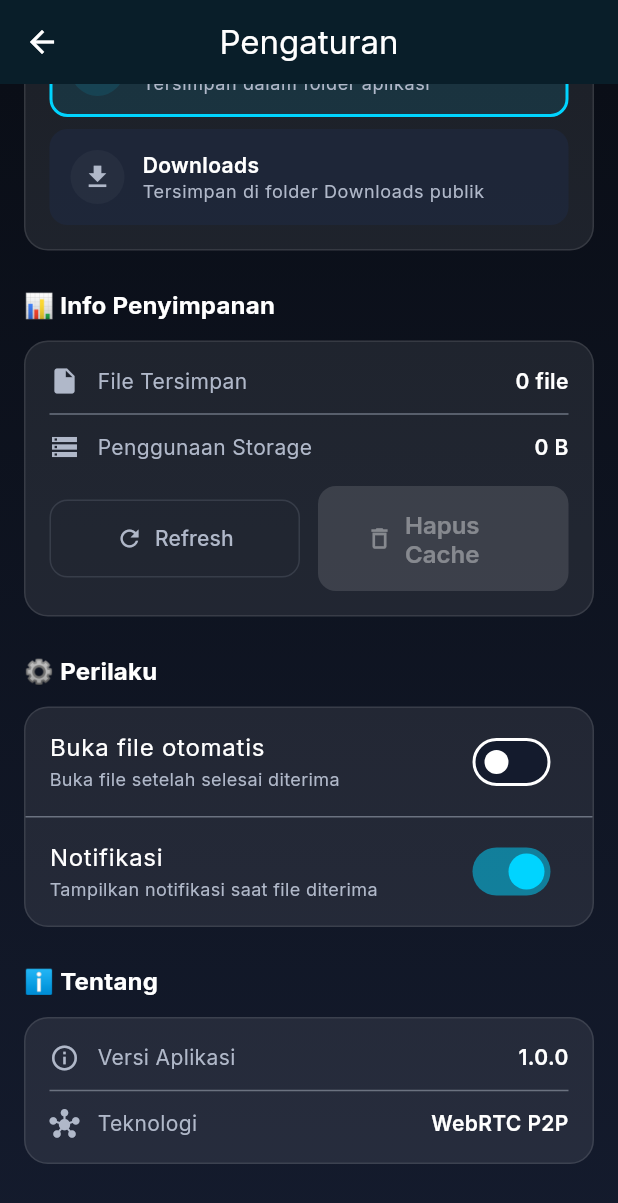
After one commit to atiohaidar/kirim-data-lokal, a Flutter app: the SettingsScreen screen opened directly, scrolled down 187 dp, after a tap on "Refresh", on a phone screen of 412 x 824 dp. The commit adds this screen. Shown: the top 1203 px of the screen. Run offline on Flutter 3.47's test engine with Material 3 defaults, Android fonts, the phone set to English and light mode, and no system bars; our stand-ins replace file_picker, google_fonts, share_plus; missing offline and left inert: flutter_webrtc.

Commit message:
nambahin setting

```diff
--- a/mobile_flutter/lib/main.dart
+++ b/mobile_flutter/lib/main.dart
@@ -3,6 +3,7 @@ import 'package:provider/provider.dart';
 import 'config/theme.dart';
 import 'providers/connection_provider.dart';
 import 'providers/chat_provider.dart';
+import 'providers/settings_provider.dart';
 import 'screens/splash_screen.dart';
 
 void main() {
@@ -19,6 +20,7 @@ class KirimDataApp extends StatelessWidget {
       providers: [
         ChangeNotifierProvider(create: (_) => ConnectionProvider()),
         ChangeNotifierProvider(create: (_) => ChatProvider()),
+        ChangeNotifierProvider(create: (_) => SettingsProvider()),
       ],
       child: MaterialApp(
         title: 'Kirim Data',
--- a/mobile_flutter/lib/providers/chat_provider.dart
+++ b/mobile_flutter/lib/providers/chat_provider.dart
@@ -26,8 +26,10 @@ class ChatProvider extends ChangeNotifier {
   StreamSubscription? _completeSubscription;
 
   List<ChatMessage> get messages => List.unmodifiable(_messages);
+  String? get savePath => _savePath;
 
-  void init(WebRTCService webrtcService) {
+  /// Initialize with WebRTC service and optional custom save path
+  void init(WebRTCService webrtcService, {String? customSavePath}) {
     // Prevent duplicate initialization
     if (_initialized && _webrtcService == webrtcService) return;
 
@@ -55,7 +57,7 @@ class ChatProvider extends ChangeNotifier {
 
     // Initialize save path (skip for web)
     if (!kIsWeb) {
-      _initSavePath();
+      _initSavePath(customSavePath);
     }
 
     // Add system message only on first init
@@ -65,7 +67,24 @@ class ChatProvider extends ChangeNotifier {
     }
   }
 
-  Future<void> _initSavePath() async {
+  /// Set save path (can be called externally to update)
+  void setSavePath(String? path) {
+    if (path != null && path.isNotEmpty) {
+      _savePath = path;
+    }
+  }
+
+  Future<void> _initSavePath(String? customPath) async {
+    if (customPath != null && customPath.isNotEmpty) {
+      _savePath = customPath;
+      try {
+        await Directory(_savePath!).create(recursive: true);
+      } catch (e) {
+        debugPrint('Error creating save directory: $e');
+      }
+      return;
+    }
+
     try {
       final dir = await getApplicationDocumentsDirectory();
       _savePath = '${dir.path}/KirimData';
--- /dev/null
+++ b/mobile_flutter/lib/providers/settings_provider.dart
@@ -0,0 +1,165 @@
+import 'dart:io';
+import 'package:flutter/foundation.dart';
+import 'package:flutter/material.dart';
+import 'package:path_provider/path_provider.dart';
+
+enum SaveLocation {
+  internal, // App's internal storage
+  downloads, // Downloads folder (public)
+  custom, // Custom folder
+}
+
+class SettingsProvider extends ChangeNotifier {
+  SaveLocation _saveLocation = SaveLocation.internal;
+  String? _customPath;
+  bool _autoOpenFiles = false;
+  bool _showNotifications = true;
+
+  // Storage info
+  int _savedFilesCount = 0;
+  int _totalStorageUsed = 0;
+  String? _currentSavePath;
+
+  SaveLocation get saveLocation => _saveLocation;
+  String? get customPath => _customPath;
+  bool get autoOpenFiles => _autoOpenFiles;
+  bool get showNotifications => _showNotifications;
+  int get savedFilesCount => _savedFilesCount;
+  int get totalStorageUsed => _totalStorageUsed;
+  String? get currentSavePath => _currentSavePath;
+
+  SettingsProvider() {
+    _initSettings();
+  }
+
+  Future<void> _initSettings() async {
+    await _updateCurrentSavePath();
+    await _calculateStorageUsage();
+  }
+
+  Future<void> _updateCurrentSavePath() async {
+    if (kIsWeb) {
+      _currentSavePath = 'Browser Downloads';
+      notifyListeners();
+      return;
+    }
+
+    try {
+      switch (_saveLocation) {
+        case SaveLocation.internal:
+          final dir = await getApplicationDocumentsDirectory();
+          _currentSavePath = '${dir.path}/KirimData';
+          break;
+        case SaveLocation.downloads:
+          if (Platform.isAndroid) {
+            _currentSavePath = '/storage/emulated/0/Download/KirimData';
+          } else if (Platform.isIOS) {
+            final dir = await getApplicationDocumentsDirectory();
+            _currentSavePath = '${dir.path}/KirimData';
+          } else {
+            final dir = await getDownloadsDirectory();
+            _currentSavePath = '${dir?.path ?? ''}/KirimData';
+          }
+          break;
+        case SaveLocation.custom:
+          _currentSavePath = _customPath ?? '';
+          break;
+      }
+
+      // Ensure directory exists
+      if (_currentSavePath != null && _currentSavePath!.isNotEmpty) {
+        await Directory(_currentSavePath!).create(recursive: true);
+      }
+    } catch (e) {
+      debugPrint('Error setting save path: $e');
+      // Fallback to internal
+      final dir = await getApplicationDocumentsDirectory();
+      _currentSavePath = '${dir.path}/KirimData';
+      await Directory(_currentSavePath!).create(recursive: true);
+    }
+
+    notifyListeners();
+  }
+
+  Future<void> _calculateStorageUsage() async {
+    if (kIsWeb || _currentSavePath == null) return;
+
+    try {
+      final dir = Directory(_currentSavePath!);
+      if (await dir.exists()) {
+        int count = 0;
+        int size = 0;
+
+        await for (final entity in dir.list(recursive: true)) {
+          if (entity is File) {
+            count++;
+            size += await entity.length();
+          }
+        }
+
+        _savedFilesCount = count;
+        _totalStorageUsed = size;
+        notifyListeners();
+      }
+    } catch (e) {
+      debugPrint('Error calculating storage: $e');
+    }
+  }
+
+  void setSaveLocation(SaveLocation location) async {
+    _saveLocation = location;
+    await _updateCurrentSavePath();
+    await _calculateStorageUsage();
+    notifyListeners();
+  }
+
+  void setCustomPath(String path) async {
+    _customPath = path;
+    if (_saveLocation == SaveLocation.custom) {
+      await _updateCurrentSavePath();
+      await _calculateStorageUsage();
+    }
+    notifyListeners();
+  }
+
+  void setAutoOpenFiles(bool value) {
+    _autoOpenFiles = value;
+    notifyListeners();
+  }
+
+  void setShowNotifications(bool value) {
+    _showNotifications = value;
+    notifyListeners();
+  }
+
+  Future<void> clearCache() async {
+    if (kIsWeb || _currentSavePath == null) return;
+
+    try {
+      final dir = Directory(_currentSavePath!);
+      if (await dir.exists()) {
+        await for (final entity in dir.list()) {
+          await entity.delete(recursive: true);
+        }
+      }
+      _savedFilesCount = 0;
+      _totalStorageUsed = 0;
+      notifyListeners();
+    } catch (e) {
+      debugPrint('Error clearing cache: $e');
+    }
+  }
+
+  Future<void> refreshStorageInfo() async {
+    await _calculateStorageUsage();
+  }
+
+  String formatBytes(int bytes) {
+    if (bytes < 1024) return '$bytes B';
+    if (bytes < 1024 * 1024) return '${(bytes / 1024).toStringAsFixed(1)} KB';
+    if (bytes < 1024 * 1024 * 1024) {
+      return '${(bytes / (1024 * 1024)).toStringAsFixed(1)} MB';
+    }
+    return '${(bytes / (1024 * 1024 * 1024)).toStringAsFixed(2)} GB';
+  }
+}
--- a/mobile_flutter/lib/screens/chat/chat_screen.dart
+++ b/mobile_flutter/lib/screens/chat/chat_screen.dart
@@ -6,6 +6,7 @@ import 'package:file_picker/file_picker.dart';
 import '../../config/theme.dart';
 import '../../providers/connection_provider.dart';
 import '../../providers/chat_provider.dart';
+import '../../providers/settings_provider.dart';
 import '../../widgets/message_bubble.dart';
 import '../../widgets/stats_panel.dart';
 import '../home_screen.dart';
@@ -25,11 +26,16 @@ class _ChatScreenState extends State<ChatScreen> {
   @override
   void initState() {
     super.initState();
-    // Initialize chat provider with WebRTC service
+    // Initialize chat provider with WebRTC service and settings
     WidgetsBinding.instance.addPostFrameCallback((_) {
       final connProvider = context.read<ConnectionProvider>();
       final chatProvider = context.read<ChatProvider>();
-      chatProvider.init(connProvider.webrtcService);
+      final settingsProvider = context.read<SettingsProvider>();
+
+      chatProvider.init(
+        connProvider.webrtcService,
+        customSavePath: settingsProvider.currentSavePath,
+      );
     });
   }
 
--- a/mobile_flutter/lib/screens/home_screen.dart
+++ b/mobile_flutter/lib/screens/home_screen.dart
@@ -2,6 +2,7 @@ import 'package:flutter/material.dart';
 import '../config/theme.dart';
 import '../widgets/glass_card.dart';
 import 'native/role_select_screen.dart';
+import 'settings/settings_screen.dart';
 
 class HomeScreen extends StatelessWidget {
   const HomeScreen({super.key});
@@ -9,6 +10,24 @@ class HomeScreen extends StatelessWidget {
   @override
   Widget build(BuildContext context) {
     return Scaffold(
+      appBar: AppBar(
+        backgroundColor: Colors.transparent,
+        elevation: 0,
+        actions: [
+          IconButton(
+            icon: const Icon(Icons.settings_outlined),
+            onPressed: () {
+              Navigator.of(context).push(
+                MaterialPageRoute(
+                  builder: (_) => const SettingsScreen(),
+                ),
+              );
+            },
+            tooltip: 'Pengaturan',
+          ),
+        ],
+      ),
+      extendBodyBehindAppBar: true,
       body: Container(
         decoration: BoxDecoration(
           gradient: LinearGradient(
--- /dev/null
+++ b/mobile_flutter/lib/screens/settings/settings_screen.dart
@@ -0,0 +1,385 @@
+import 'package:flutter/foundation.dart' show kIsWeb;
+import 'package:flutter/material.dart';
+import 'package:provider/provider.dart';
+import '../../config/theme.dart';
+import '../../providers/settings_provider.dart';
+import '../../widgets/glass_card.dart';
+
+class SettingsScreen extends StatelessWidget {
+  const SettingsScreen({super.key});
+
+  @override
+  Widget build(BuildContext context) {
+    return Scaffold(
+      appBar: AppBar(
+        title: const Text('Pengaturan'),
+        leading: IconButton(
+          icon: const Icon(Icons.arrow_back),
+          onPressed: () => Navigator.pop(context),
+        ),
+      ),
+      body: Container(
+        decoration: BoxDecoration(
+          gradient: LinearGradient(
+            begin: Alignment.topCenter,
+            end: Alignment.bottomCenter,
+            colors: [AppTheme.background, AppTheme.surface],
+          ),
+        ),
+        child: SafeArea(
+          child: Consumer<SettingsProvider>(
+            builder: (context, settings, _) {
+              return ListView(
+                padding: const EdgeInsets.all(16),
+                children: [
+                  // Storage Section
+                  _buildSectionHeader(context, '📁 Penyimpanan'),
+                  const SizedBox(height: 12),
+
+                  GlassCard(
+                    child: Padding(
+                      padding: const EdgeInsets.all(16),
+                      child: Column(
+                        crossAxisAlignment: CrossAxisAlignment.start,
+                        children: [
+                          // Current save location
+                          Text(
+                            'Lokasi Penyimpanan',
+                            style: Theme.of(context)
+                                .textTheme
+                                .titleSmall
+                                ?.copyWith(
+                                  fontWeight: FontWeight.bold,
+                                ),
+                          ),
+                          const SizedBox(height: 8),
+                          Text(
+                            settings.currentSavePath ?? 'Memuat...',
+                            style:
+                                Theme.of(context).textTheme.bodySmall?.copyWith(
+                                      color: AppTheme.textSecondary,
+                                      fontFamily: 'monospace',
+                                    ),
+                          ),
+                          const SizedBox(height: 16),
+
+                          // Location options
+                          if (!kIsWeb) ...[
+                            _buildLocationOption(
+                              context,
+                              settings,
+                              SaveLocation.internal,
+                              'Internal App',
+                              'Tersimpan dalam folder aplikasi',
+                              Icons.folder_special,
+                            ),
+                            const SizedBox(height: 8),
+                            _buildLocationOption(
+                              context,
+                              settings,
+                              SaveLocation.downloads,
+                              'Downloads',
+                              'Tersimpan di folder Downloads publik',
+                              Icons.download,
+                            ),
+                          ] else ...[
+                            Container(
+                              padding: const EdgeInsets.all(12),
+                              decoration: BoxDecoration(
+                                color: AppTheme.primary.withOpacity(0.1),
+                                borderRadius: BorderRadius.circular(8),
+                              ),
+                              child: Row(
+                                children: [
+                                  const Icon(Icons.info_outline,
+                                      color: AppTheme.primary, size: 20),
+                                  const SizedBox(width: 12),
+                                  Expanded(
+                                    child: Text(
+                                      'Di browser, file akan otomatis ter-download ke folder Downloads default.',
+                                      style: Theme.of(context)
+                                          .textTheme
+                                          .bodySmall
+                                          ?.copyWith(
+                                            color: AppTheme.textSecondary,
+                                          ),
+                                    ),
+                                  ),
+                                ],
+                              ),
+                            ),
+                          ],
+                        ],
+                      ),
+                    ),
+                  ),
+
+                  const SizedBox(height: 24),
+
+                  // Storage Info
+                  _buildSectionHeader(context, '📊 Info Penyimpanan'),
+                  const SizedBox(height: 12),
+
+                  GlassCard(
+                    child: Padding(
+                      padding: const EdgeInsets.all(16),
+                      child: Column(
+                        children: [
+                          _buildInfoRow(
+                            context,
+                            'File Tersimpan',
+                            '${settings.savedFilesCount} file',
+                            Icons.insert_drive_file,
+                          ),
+                          const Divider(color: AppTheme.textMuted, height: 24),
+                          _buildInfoRow(
+                            context,
+                            'Penggunaan Storage',
+                            settings.formatBytes(settings.totalStorageUsed),
+                            Icons.storage,
+                          ),
+                          const SizedBox(height: 16),
+                          Row(
+                            children: [
+                              Expanded(
+                                child: OutlinedButton.icon(
+                                  onPressed: () =>
+                                      settings.refreshStorageInfo(),
+                                  icon: const Icon(Icons.refresh, size: 18),
+                                  label: const Text('Refresh'),
+                                  style: OutlinedButton.styleFrom(
+                                    foregroundColor: AppTheme.textSecondary,
+                                    side: BorderSide(
+                                      color:
+                                          AppTheme.textMuted.withOpacity(0.3),
+                                    ),
+                                  ),
+                                ),
+                              ),
+                              const SizedBox(width: 12),
+                              Expanded(
+                                child: ElevatedButton.icon(
+                                  onPressed: settings.savedFilesCount > 0
+                                      ? () => _showClearCacheDialog(
+                                          context, settings)
+                                      : null,
+                                  icon: const Icon(Icons.delete_outline,
+                                      size: 18),
+                                  label: const Text('Hapus Cache'),
+                                  style: ElevatedButton.styleFrom(
+                                    backgroundColor: AppTheme.error,
+                                    foregroundColor: Colors.white,
+                                  ),
+                                ),
+                              ),
+                            ],
+                          ),
+                        ],
+                      ),
+                    ),
+                  ),
+
+                  const SizedBox(height: 24),
+
+                  // Behavior Settings
+                  _buildSectionHeader(context, '⚙️ Perilaku'),
+                  const SizedBox(height: 12),
+
+                  GlassCard(
+                    child: Column(
+                      children: [
+                        SwitchListTile(
+                          title: const Text('Buka file otomatis'),
+                          subtitle: Text(
+                            'Buka file setelah selesai diterima',
+                            style: TextStyle(
+                                color: AppTheme.textSecondary, fontSize: 12),
+                          ),
+                          value: settings.autoOpenFiles,
+                          onChanged: (value) =>
+                              settings.setAutoOpenFiles(value),
+                          activeColor: AppTheme.primary,
+                        ),
+                        const Divider(color: AppTheme.textMuted, height: 1),
+                        SwitchListTile(
+                          title: const Text('Notifikasi'),
+                          subtitle: Text(
+                            'Tampilkan notifikasi saat file diterima',
+                            style: TextStyle(
+                                color: AppTheme.textSecondary, fontSize: 12),
+                          ),
+                          value: settings.showNotifications,
+                          onChanged: (value) =>
+                              settings.setShowNotifications(value),
+                          activeColor: AppTheme.primary,
+                        ),
+                      ],
+                    ),
+                  ),
+
+                  const SizedBox(height: 24),
+
+                  // About Section
+                  _buildSectionHeader(context, 'ℹ️ Tentang'),
+                  const SizedBox(height: 12),
+
+                  GlassCard(
+                    child: Padding(
+                      padding: const EdgeInsets.all(16),
+                      child: Column(
+                        children: [
+                          _buildInfoRow(context, 'Versi Aplikasi', '1.0.0',
+                              Icons.info_outline),
+                          const Divider(color: AppTheme.textMuted, height: 24),
+                          _buildInfoRow(
+                              context, 'Teknologi', 'WebRTC P2P', Icons.hub),
+                        ],
+                      ),
+                    ),
+                  ),
+
+                  const SizedBox(height: 32),
+                ],
+              );
+            },
+          ),
+        ),
+      ),
+    );
+  }
+
+  Widget _buildSectionHeader(BuildContext context, String title) {
+    return Text(
+      title,
+      style: Theme.of(context).textTheme.titleMedium?.copyWith(
+            fontWeight: FontWeight.bold,
+          ),
+    );
+  }
+
+  Widget _buildLocationOption(
+    BuildContext context,
+    SettingsProvider settings,
+    SaveLocation location,
+    String title,
+    String subtitle,
+    IconData icon,
+  ) {
+    final isSelected = settings.saveLocation == location;
+
+    return InkWell(
+      onTap: () => settings.setSaveLocation(location),
+      borderRadius: BorderRadius.circular(12),
+      child: Container(
+        padding: const EdgeInsets.all(12),
+        decoration: BoxDecoration(
+          color: isSelected
+              ? AppTheme.primary.withOpacity(0.1)
+              : AppTheme.surfaceLight.withOpacity(0.5),
+          borderRadius: BorderRadius.circular(12),
+          border: Border.all(
+            color: isSelected ? AppTheme.primary : Colors.transparent,
+            width: 2,
+          ),
+        ),
+        child: Row(
+          children: [
+            Container(
+              padding: const EdgeInsets.all(8),
+              decoration: BoxDecoration(
+                color: (isSelected ? AppTheme.primary : AppTheme.textMuted)
+                    .withOpacity(0.1),
+                shape: BoxShape.circle,
+              ),
+              child: Icon(
+                icon,
+                color: isSelected ? AppTheme.primary : AppTheme.textSecondary,
+                size: 20,
+              ),
+            ),
+            const SizedBox(width: 12),
+            Expanded(
+              child: Column(
+                crossAxisAlignment: CrossAxisAlignment.start,
+                children: [
+                  Text(
+                    title,
+                    style: TextStyle(
+                      fontWeight: FontWeight.w600,
+                      color: isSelected ? AppTheme.primary : null,
+                    ),
+                  ),
+                  Text(
+                    subtitle,
+                    style: Theme.of(context).textTheme.bodySmall?.copyWith(
+                          color: AppTheme.textSecondary,
+                        ),
+                  ),
+                ],
+              ),
+            ),
+            if (isSelected)
+              const Icon(Icons.check_circle, color: AppTheme.primary, size: 20),
+          ],
+        ),
+      ),
+    );
+  }
+
+  Widget _buildInfoRow(
+    BuildContext context,
+    String label,
+    String value,
+    IconData icon,
+  ) {
+    return Row(
+      children: [
+        Icon(icon, color: AppTheme.textSecondary, size: 20),
+        const SizedBox(width: 12),
+        Text(
+          label,
+          style: TextStyle(color: AppTheme.textSecondary),
+        ),
+        const Spacer(),
+        Text(
+          value,
+          style: const TextStyle(fontWeight: FontWeight.w600),
+        ),
+      ],
+    );
+  }
+
+  void _showClearCacheDialog(BuildContext context, SettingsProvider settings) {
+    showDialog(
+      context: context,
+      builder: (context) => AlertDialog(
+        backgroundColor: AppTheme.surface,
+        title: const Text('Hapus Cache?'),
+        content: Text(
+          'Semua file yang tersimpan (${settings.savedFilesCount} file, ${settings.formatBytes(settings.totalStorageUsed)}) akan dihapus permanen.',
+        ),
+        actions: [
+          TextButton(
+            onPressed: () => Navigator.pop(context),
+            child: const Text('Batal'),
+          ),
+          TextButton(
+            onPressed: () async {
+              Navigator.pop(context);
+              await settings.clearCache();
+              if (context.mounted) {
+                ScaffoldMessenger.of(context).showSnackBar(
+                  const SnackBar(
+                    content: Text('✅ Cache berhasil dihapus'),
+                    backgroundColor: AppTheme.success,
+                  ),
+                );
+              }
+            },
+            child: const Text('Hapus', style: TextStyle(color: AppTheme.error)),
+          ),
+        ],
+      ),
+    );
+  }
+}
```
